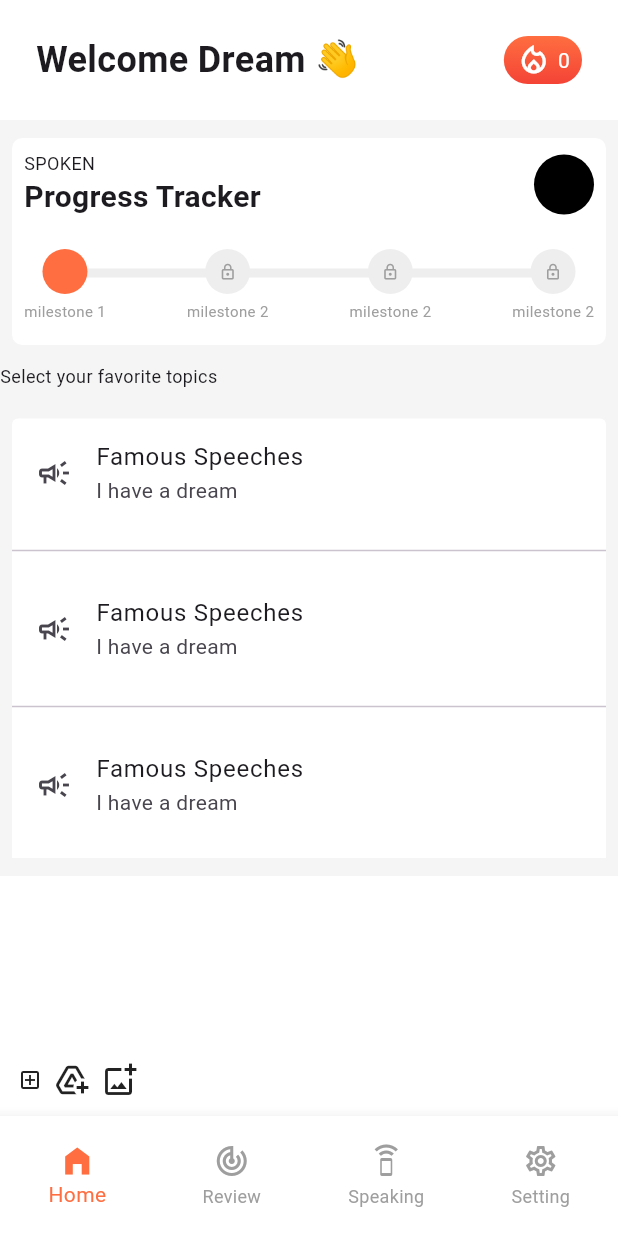
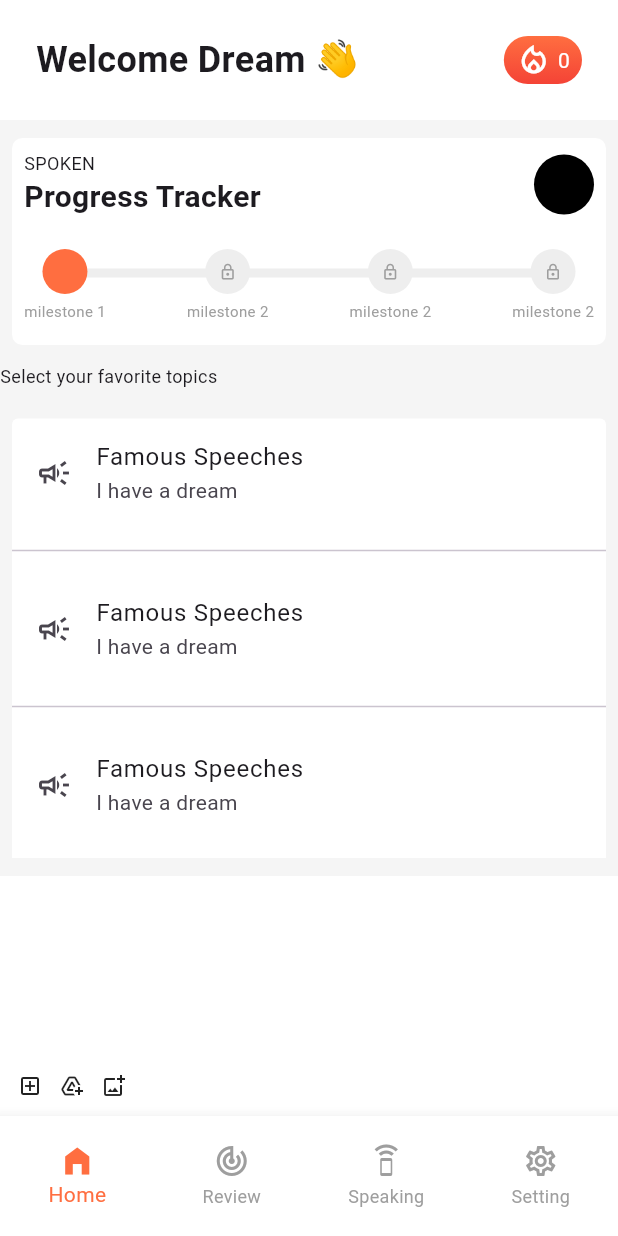
Before and after one commit to JAICHANGPARK/flutter_notebook_chapter_42, a Flutter app: the LanguageLearningHomePage screen opened directly, on a phone screen of 412 x 824 dp. Run offline on Flutter 3.47's test engine with Material 3 defaults, Android fonts, the phone set to English and light mode, and no system bars; our stand-ins replace date_picker_timeline, gap, hugeicons.

Commit message:
Update lla_home_page.dart

```diff
--- a/lib/ep2148_language_learning_app/views/lla_home_page.dart
+++ b/lib/ep2148_language_learning_app/views/lla_home_page.dart
@@ -310,11 +310,11 @@ class _LanguageLearningHomePageState extends State<LanguageLearningHomePage> {
                     child: Row(),
                   ),
                   Row(
-                    spacing: 8,
+                    spacing: 12,
                     children: [
                       Icon(Icons.add_box_outlined,size: 16,),
-                      Icon(Icons.add_to_drive),
-                      Icon(Icons.add_photo_alternate_outlined),
+                      Icon(Icons.add_to_drive,size: 16,),
+                      Icon(Icons.add_photo_alternate_outlined,size: 16,),
                     ],
                   )
                 ],
```
